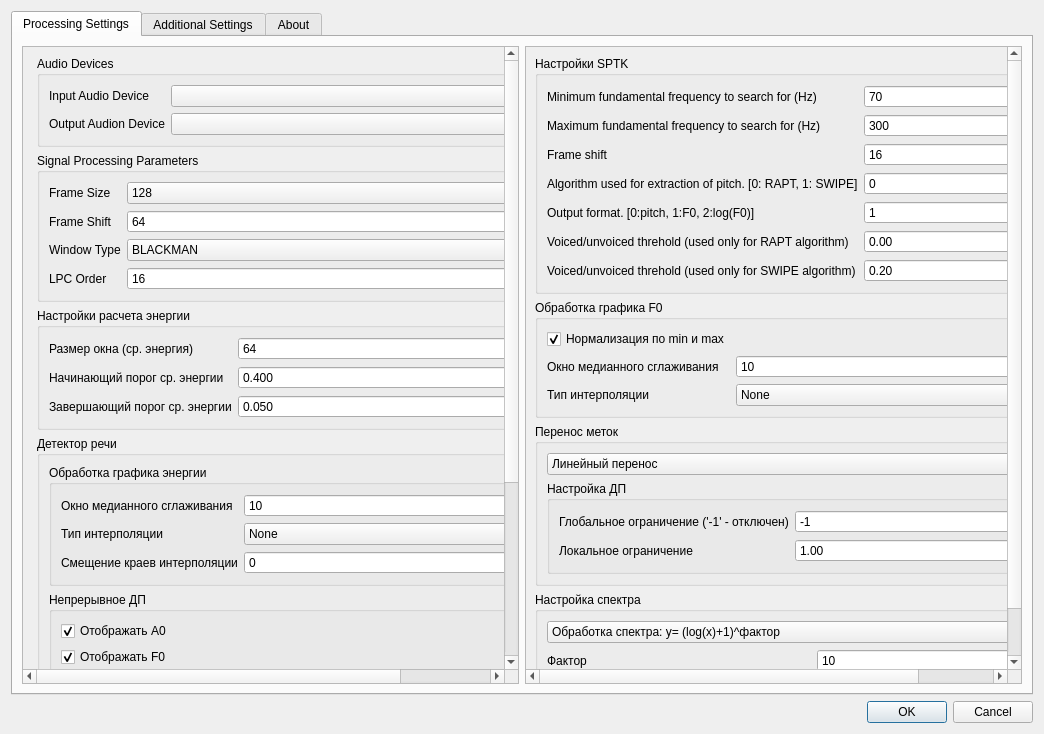
The window that settingsdialog.ui (zhitko/inton-trainer) describes before a commit, drawn with Qt 5.
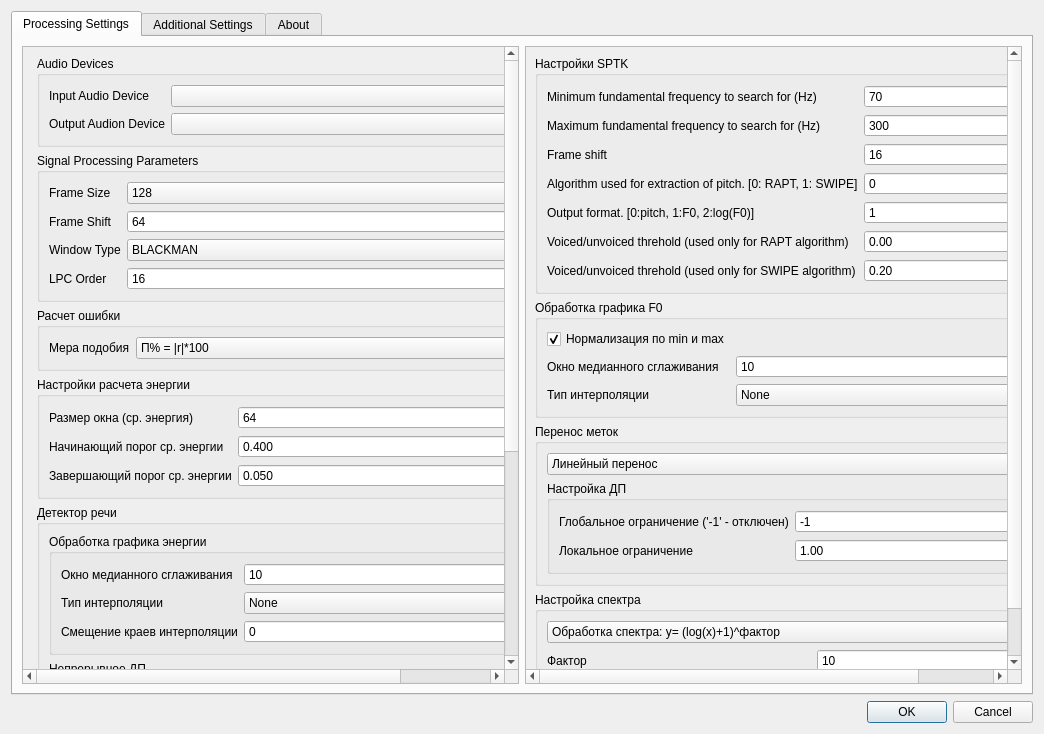
The same window after the commit. Icons and pictures are not drawn.

Commit message: add error calc settings

```diff
--- a/settingsdialog.ui
+++ b/settingsdialog.ui
@@ -45,7 +45,7 @@
             <x>0</x>
             <y>0</y>
             <width>528</width>
-            <height>787</height>
+            <height>846</height>
            </rect>
           </property>
           <layout class="QHBoxLayout" name="horizontalLayout_2">
@@ -264,6 +264,36 @@
                </layout>
               </widget>
              </item>
+             <item>
+              <widget class="QGroupBox" name="groupBox_12">
+               <property name="title">
+                <string>Расчет ошибки</string>
+               </property>
+               <layout class="QFormLayout" name="formLayout_11">
+                <item row="0" column="0">
+                 <widget class="QLabel" name="label_20">
+                  <property name="text">
+                   <string>Мера подобия</string>
+                  </property>
+                 </widget>
+                </item>
+                <item row="0" column="1">
+                 <widget class="QComboBox" name="errorTypeBox">
+                  <item>
+                   <property name="text">
+                    <string>П% = |r|*100</string>
+                   </property>
+                  </item>
+                  <item>
+                   <property name="text">
+                    <string>П% = (1 - |d|)*100</string>
+                   </property>
+                  </item>
+                 </widget>
+                </item>
+               </layout>
+              </widget>
+             </item>
              <item>
               <widget class="QGroupBox" name="groupBox_4">
                <property name="title">
```
The commit also changes 4 other files.
